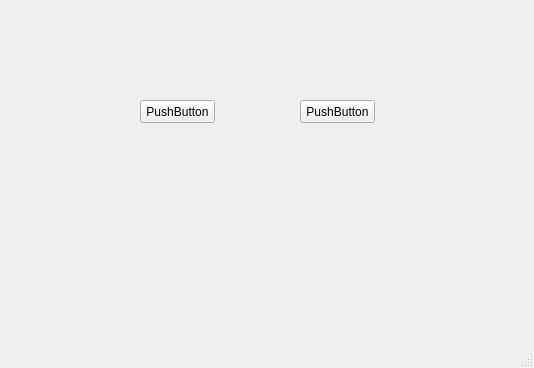
Above: Qt_Dev/v1.1/program_test/mainwindow.ui from xuezeao/git_program before the change. Below: the same form after it.
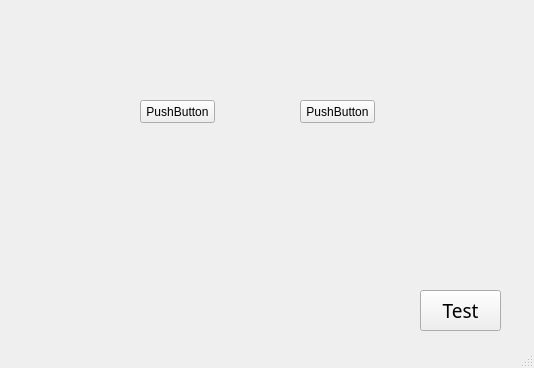
That is the form after the change.

Diff of the .ui file:
```diff
--- a/Qt_Dev/v1.1/program_test/mainwindow.ui
+++ b/Qt_Dev/v1.1/program_test/mainwindow.ui
@@ -55,6 +55,25 @@
      <string>PushButton</string>
     </property>
    </widget>
+   <widget class="QPushButton" name="pushButton_EnterTestpage">
+    <property name="geometry">
+     <rect>
+      <x>420</x>
+      <y>290</y>
+      <width>81</width>
+      <height>41</height>
+     </rect>
+    </property>
+    <property name="font">
+     <font>
+      <family>Agency FB</family>
+      <pointsize>14</pointsize>
+     </font>
+    </property>
+    <property name="text">
+     <string>Test</string>
+    </property>
+   </widget>
   </widget>
   <widget class="QStatusBar" name="statusBar"/>
  </widget>
```
